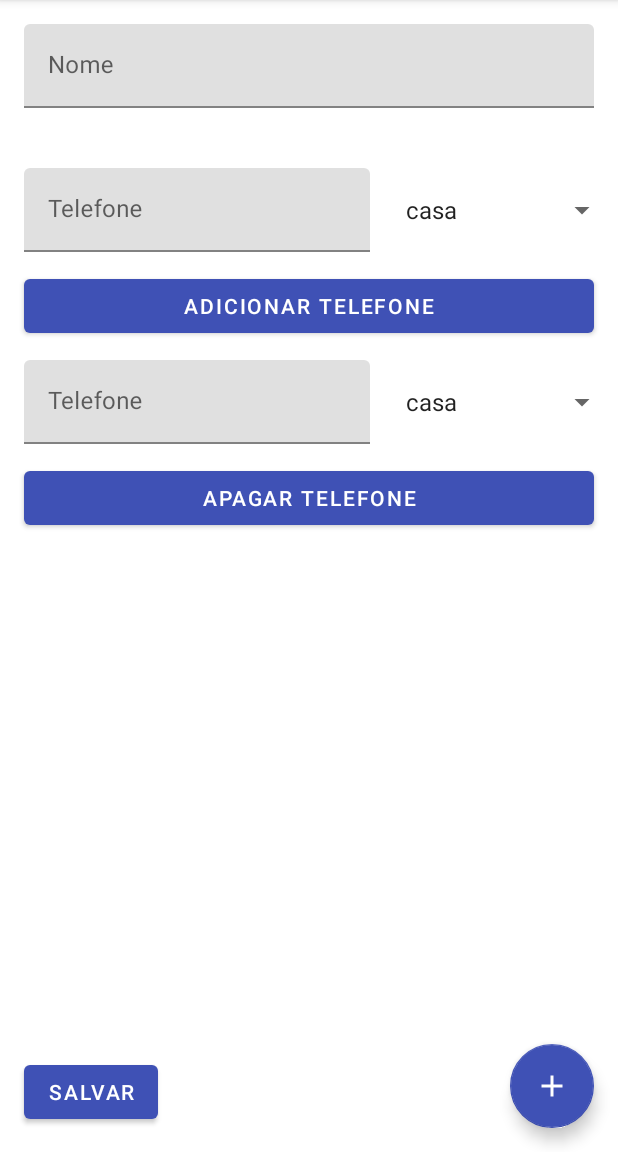
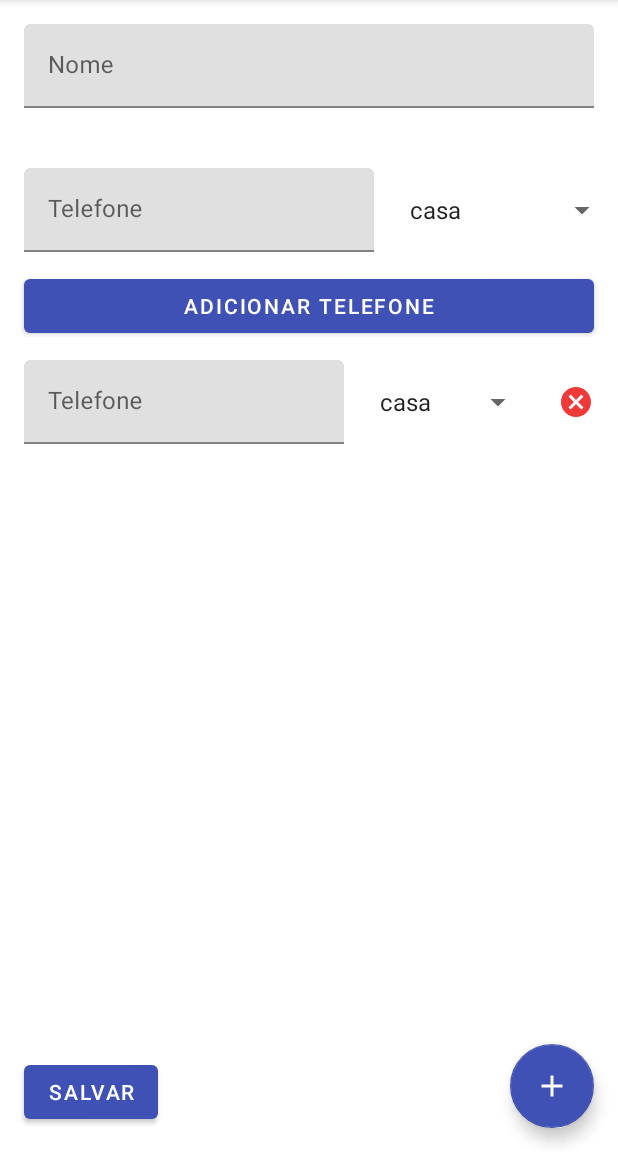
Before and after one commit to JosueBras/agenda, an Android app: the fragment ContactDetailsFragment placed in its activity, after a tap on "ADICIONAR TELEFONE", on a phone screen of 412 x 824 dp, the part 84-1236 px from its top. Run offline under Robolectric (Android 15) with nearby library versions, the phone set to English and light mode, and no system bars; our stand-ins replace Room's generated code, navigation-ui; 1 statement that could not run was skipped.

Commit message:
Change button style

```diff
--- a/app/src/main/java/br/univali/contacts/PhoneForm.kt
+++ b/app/src/main/java/br/univali/contacts/PhoneForm.kt
@@ -8,7 +8,7 @@ import android.widget.*
 
 class PhoneForm(context: Context, attrs: AttributeSet? = null) : FrameLayout(context, attrs) {
     val editText get() = findViewById<EditText>(R.id.edit_text)!!
-    val delete get() = findViewById<Button>(R.id.delete_phone_number)!!
+    val delete get() = findViewById<View>(R.id.delete_phone_number)!!
     private val spinner get() = findViewById<Spinner>(R.id.phone_type)
     lateinit var viewModel: ContactDetailViewModel
     lateinit var type: PhoneType
--- /dev/null
+++ b/app/src/main/res/drawable/ic_delete.xml
@@ -0,0 +1,5 @@
+<vector android:height="24dp" android:tint="#F03939"
+    android:viewportHeight="24" android:viewportWidth="24"
+    android:width="24dp" xmlns:android="http://schemas.android.com/apk/res/android">
+    <path android:fillColor="@android:color/white" android:pathData="M12,2C6.47,2 2,6.47 2,12s4.47,10 10,10 10,-4.47 10,-10S17.53,2 12,2zM17,15.59L15.59,17 12,13.41 8.41,17 7,15.59 10.59,12 7,8.41 8.41,7 12,10.59 15.59,7 17,8.41 13.41,12 17,15.59z"/>
+</vector>
--- a/app/src/main/res/layout/edit_text_phone.xml
+++ b/app/src/main/res/layout/edit_text_phone.xml
@@ -1,9 +1,5 @@
 <?xml version="1.0" encoding="utf-8"?>
 <LinearLayout xmlns:android="http://schemas.android.com/apk/res/android"
-              android:layout_width="match_parent"
-              android:layout_height="wrap_content"
-              android:orientation="vertical">
-    <LinearLayout
               android:layout_width="match_parent"
               android:layout_height="wrap_content"
               android:orientation="horizontal">
@@ -27,16 +23,17 @@
             android:id="@+id/phone_type"
             android:layout_width="match_parent"
             android:layout_height="match_parent"
-                android:layout_weight="1.75"
+            android:layout_weight="1.8"
     />
+    <ImageView
+            android:id="@+id/delete_phone_number"
+            android:layout_gravity="center"
+            android:layout_marginTop="8dp"
+            android:layout_width="24dp"
+            android:layout_height="24dp"
+            android:scaleType="center"
+            android:padding="16dp"
+            android:src="@drawable/ic_delete"
+            android:layout_marginHorizontal="16dp"
+            android:layout_marginBottom="8dp"/>
 </LinearLayout>
-
-    <Button
-            android:id="@+id/delete_phone_number"
-            android:layout_width="match_parent"
-            android:layout_height="wrap_content"
-            android:text="@string/delete_phone_number"
-            android:layout_marginHorizontal="16dp"
-            android:layout_marginBottom="8dp"
-    />
-</LinearLayout>
```
Lines whose indentation alone changed are shown as unchanged.
